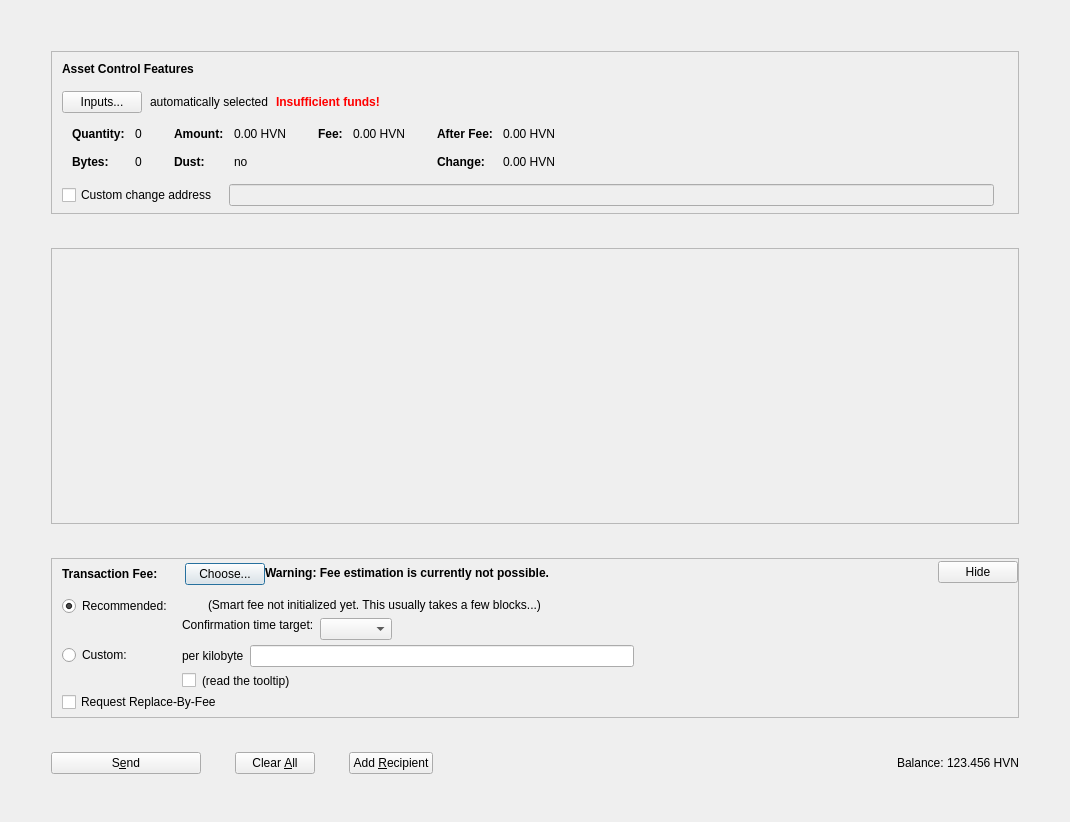
Qt form src/qt/forms/assetsdialog.ui (HiveProject2021/Hivecoin) before a commit.
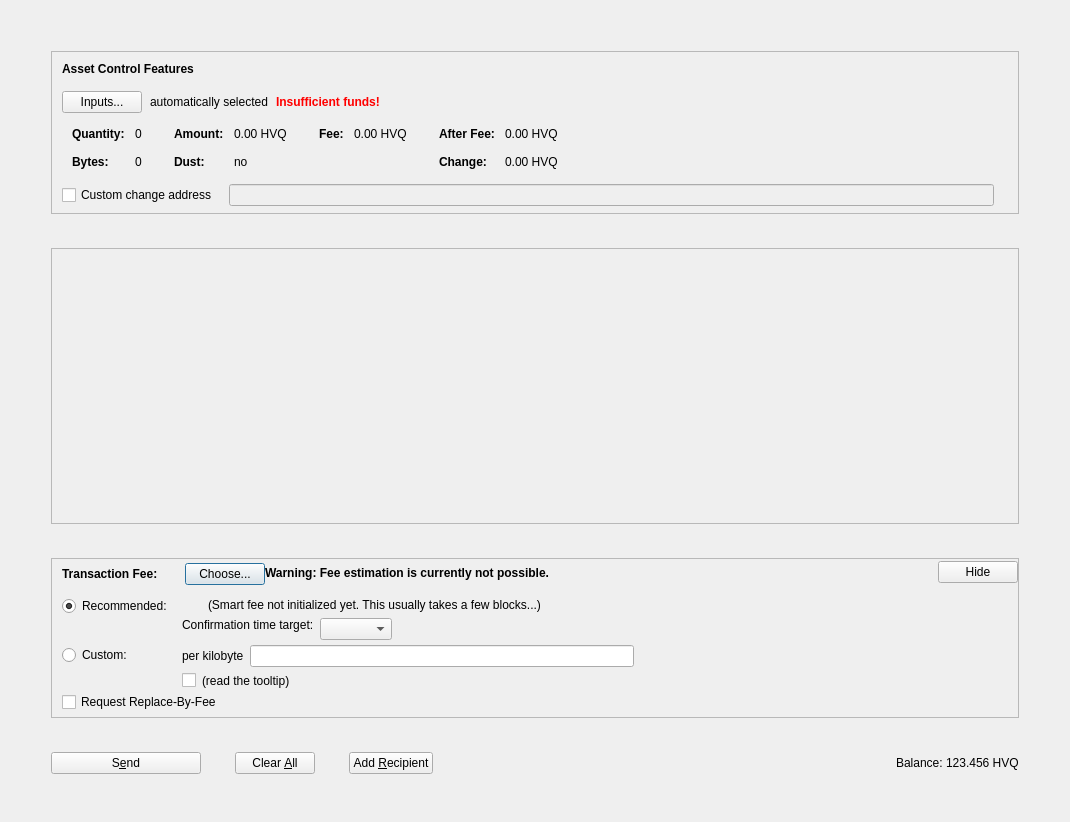
The same form after that commit. Icons and pictures are not drawn. Custom widgets are drawn as their Qt base class.

Patch:
```diff
--- a/src/qt/forms/assetsdialog.ui
+++ b/src/qt/forms/assetsdialog.ui
@@ -341,7 +341,7 @@
                     <enum>Qt::ActionsContextMenu</enum>
                    </property>
                    <property name="text">
-                    <string notr="true">0.00 HVN</string>
+                    <string notr="true">0.00 HVQ</string>
                    </property>
                    <property name="textInteractionFlags">
                     <set>Qt::LinksAccessibleByMouse|Qt::TextSelectableByKeyboard|Qt::TextSelectableByMouse</set>
@@ -421,7 +421,7 @@
                     <enum>Qt::ActionsContextMenu</enum>
                    </property>
                    <property name="text">
-                    <string notr="true">0.00 HVN</string>
+                    <string notr="true">0.00 HVQ</string>
                    </property>
                    <property name="textInteractionFlags">
                     <set>Qt::LinksAccessibleByMouse|Qt::TextSelectableByKeyboard|Qt::TextSelectableByMouse</set>
@@ -472,7 +472,7 @@
                     <enum>Qt::ActionsContextMenu</enum>
                    </property>
                    <property name="text">
-                    <string notr="true">0.00 HVN</string>
+                    <string notr="true">0.00 HVQ</string>
                    </property>
                    <property name="textInteractionFlags">
                     <set>Qt::LinksAccessibleByMouse|Qt::TextSelectableByKeyboard|Qt::TextSelectableByMouse</set>
@@ -501,7 +501,7 @@
                     <enum>Qt::ActionsContextMenu</enum>
                    </property>
                    <property name="text">
-                    <string notr="true">0.00 HVN</string>
+                    <string notr="true">0.00 HVQ</string>
                    </property>
                    <property name="textInteractionFlags">
                     <set>Qt::LinksAccessibleByMouse|Qt::TextSelectableByKeyboard|Qt::TextSelectableByMouse</set>
@@ -1264,7 +1264,7 @@
             <cursorShape>IBeamCursor</cursorShape>
            </property>
            <property name="text">
-            <string notr="true">123.456 HVN</string>
+            <string notr="true">123.456 HVQ</string>
            </property>
            <property name="textInteractionFlags">
             <set>Qt::LinksAccessibleByMouse|Qt::TextSelectableByKeyboard|Qt::TextSelectableByMouse</set>
```
